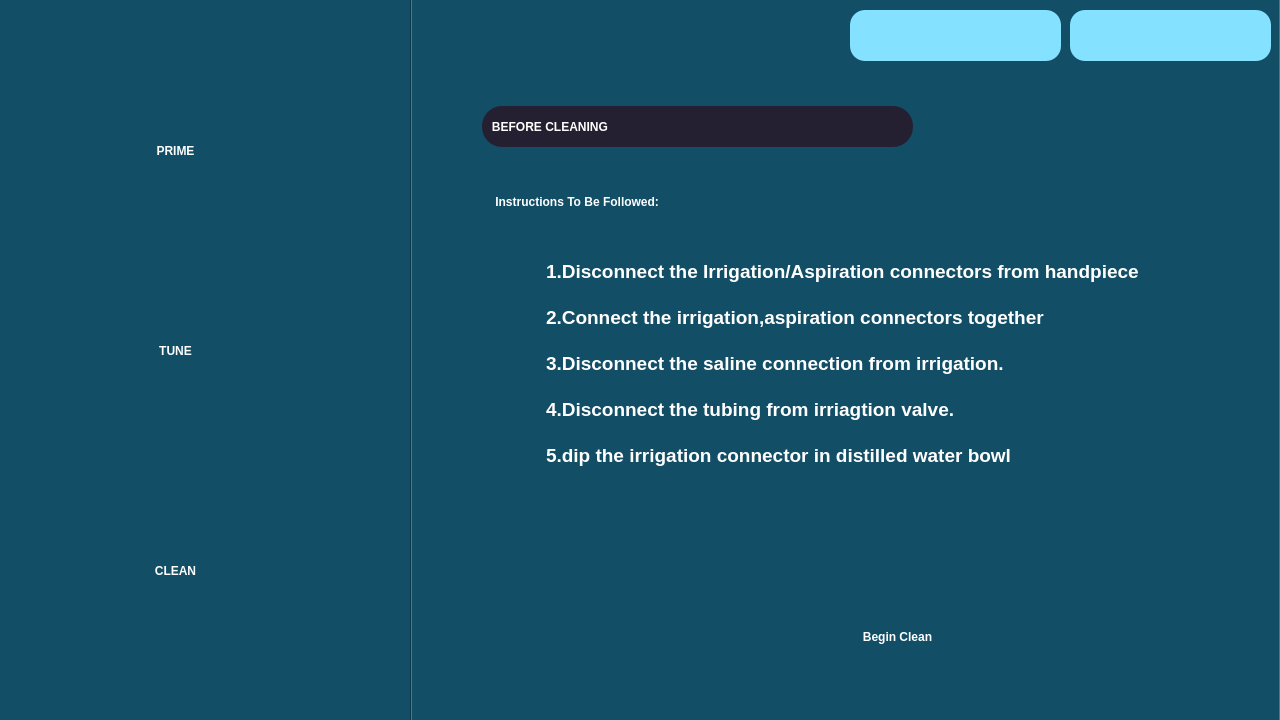
RISWANAAAA/venturiphaco, file prime.ui: the form before one commit.
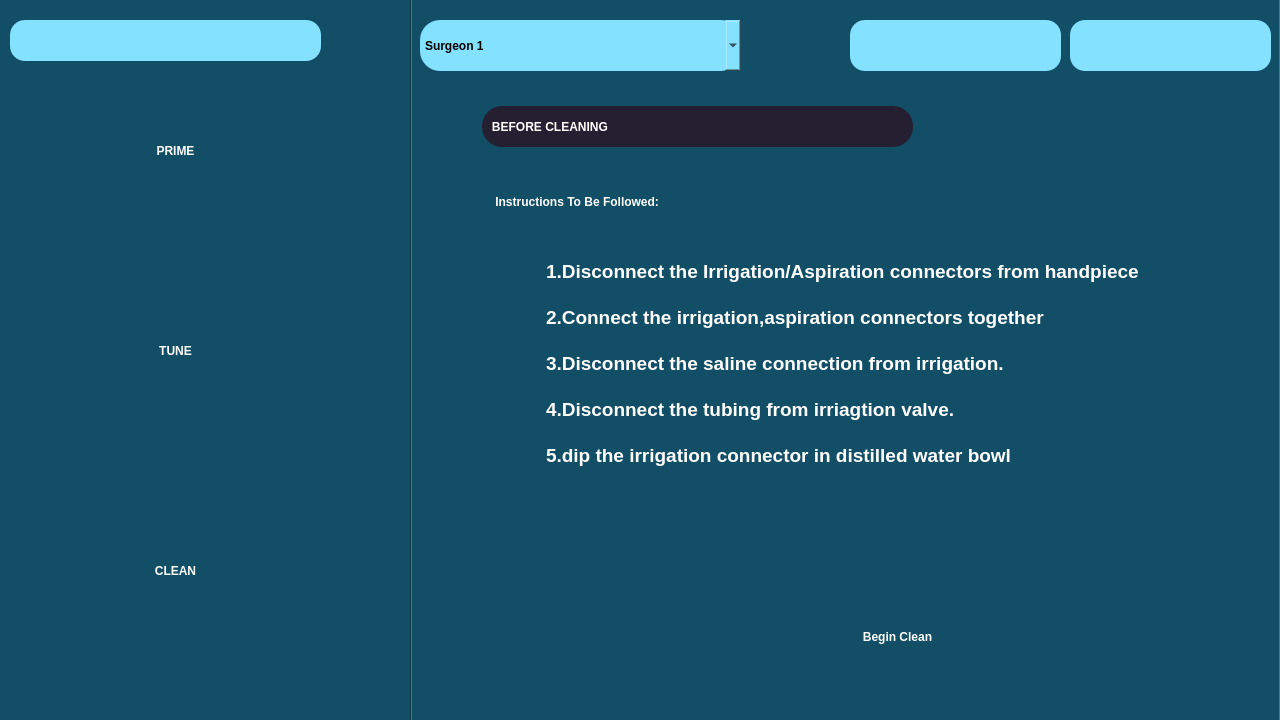
The form after the commit. Icons and pictures are not drawn.

What changed in the file:
```diff
--- a/prime.ui
+++ b/prime.ui
@@ -128,7 +128,8 @@
    <widget class="QWidget" name="tab_6">
     <property name="styleSheet">
      <string notr="true">
-background-color: rgb(36, 175, 194);
+background-color: rgb(18, 78, 102);
+
 
 </string>
     </property>
@@ -375,8 +376,11 @@
      </property>
      <property name="html">
       <string>&lt;!DOCTYPE HTML PUBLIC &quot;-//W3C//DTD HTML 4.0//EN&quot; &quot;http://www.w3.org/TR/REC-html40/strict.dtd&quot;&gt;
-&lt;html&gt;&lt;head&gt;&lt;meta name=&quot;qrichtext&quot; content=&quot;1&quot; /&gt;&lt;style type=&quot;text/css&quot;&gt;
+&lt;html&gt;&lt;head&gt;&lt;meta name=&quot;qrichtext&quot; content=&quot;1&quot; /&gt;&lt;meta charset=&quot;utf-8&quot; /&gt;&lt;style type=&quot;text/css&quot;&gt;
 p, li { white-space: pre-wrap; }
+hr { height: 1px; border-width: 0; }
+li.unchecked::marker { content: &quot;\2610&quot;; }
+li.checked::marker { content: &quot;\2612&quot;; }
 &lt;/style&gt;&lt;/head&gt;&lt;body style=&quot; font-family:'Ubuntu'; font-size:20px; font-weight:400; font-style:normal;&quot;&gt;
 &lt;p style=&quot; margin-top:0px; margin-bottom:0px; margin-left:0px; margin-right:0px; -qt-block-indent:0; text-indent:0px;&quot;&gt;&lt;span style=&quot; font-size:14pt; font-weight:600; color:#ffffff;&quot;&gt;1.Disconnect the Irrigation/Aspiration connectors from handpiece&lt;/span&gt;&lt;/p&gt;
 &lt;p style=&quot;-qt-paragraph-type:empty; margin-top:0px; margin-bottom:0px; margin-left:0px; margin-right:0px; -qt-block-indent:0; text-indent:0px; font-size:14pt; font-weight:600; color:#ffffff;&quot;&gt;&lt;br /&gt;&lt;/p&gt;
@@ -539,7 +543,7 @@
    <property name="geometry">
     <rect>
      <x>1070</x>
-     <y>10</y>
+     <y>20</y>
      <width>201</width>
      <height>51</height>
     </rect>
@@ -561,7 +565,7 @@
    <property name="geometry">
     <rect>
      <x>850</x>
-     <y>10</y>
+     <y>20</y>
      <width>211</width>
      <height>51</height>
     </rect>
@@ -583,7 +587,7 @@
    <property name="geometry">
     <rect>
      <x>1070</x>
-     <y>10</y>
+     <y>20</y>
      <width>61</width>
      <height>51</height>
     </rect>
@@ -601,7 +605,7 @@
    <property name="geometry">
     <rect>
      <x>820</x>
-     <y>-10</y>
+     <y>0</y>
      <width>121</width>
      <height>91</height>
     </rect>
@@ -615,6 +619,87 @@
     <string/>
    </property>
   </widget>
+  <widget class="QLabel" name="label_6">
+   <property name="geometry">
+    <rect>
+     <x>10</x>
+     <y>20</y>
+     <width>311</width>
+     <height>41</height>
+    </rect>
+   </property>
+   <property name="styleSheet">
+    <string notr="true">background-color: rgb(132, 225, 255);
+color: rgb(0, 0, 0);
+border-radius:15px;
+</string>
+   </property>
+   <property name="text">
+    <string/>
+   </property>
+  </widget>
+  <widget class="QComboBox" name="comboBox_4">
+   <property name="geometry">
+    <rect>
+     <x>420</x>
+     <y>20</y>
+     <width>321</width>
+     <height>51</height>
+    </rect>
+   </property>
+   <property name="styleSheet">
+    <string notr="true">
+background-color: rgb(132, 225, 255);
+border-radius:20px;
+color: rgb(0, 0, 0);
+
+font:20pt &quot;Ubuntu&quot;;
+font-weight: bold;</string>
+   </property>
+   <item>
+    <property name="text">
+     <string>Surgeon 1</string>
+    </property>
+   </item>
+   <item>
+    <property name="text">
+     <string>Surgeon 2</string>
+    </property>
+   </item>
+   <item>
+    <property name="text">
+     <string>Surgeon 3</string>
+    </property>
+   </item>
+   <item>
+    <property name="text">
+     <string>Surgeon 4</string>
+    </property>
+   </item>
+   <item>
+    <property name="text">
+     <string>Surgeon 5</string>
+    </property>
+   </item>
+  </widget>
+  <widget class="QPushButton" name="SETTINGS_BUT_4">
+   <property name="geometry">
+    <rect>
+     <x>310</x>
+     <y>0</y>
+     <width>141</width>
+     <height>91</height>
+    </rect>
+   </property>
+   <property name="styleSheet">
+    <string notr="true">image: url(:/images/doctor.png);
+background-color: transparent;
+border:none;border-radius:30px;</string>
+   </property>
+   <property name="text">
+    <string/>
+   </property>
+  </widget>
   <zorder>prime1_but</zorder>
   <zorder>tabWidget</zorder>
   <zorder>label_2</zorder>
@@ -626,6 +711,9 @@
   <zorder>lab_date</zorder>
   <zorder>label_5</zorder>
   <zorder>label_4</zorder>
+  <zorder>label_6</zorder>
+  <zorder>comboBox_4</zorder>
+  <zorder>SETTINGS_BUT_4</zorder>
  </widget>
  <resources/>
  <connections/>
```
